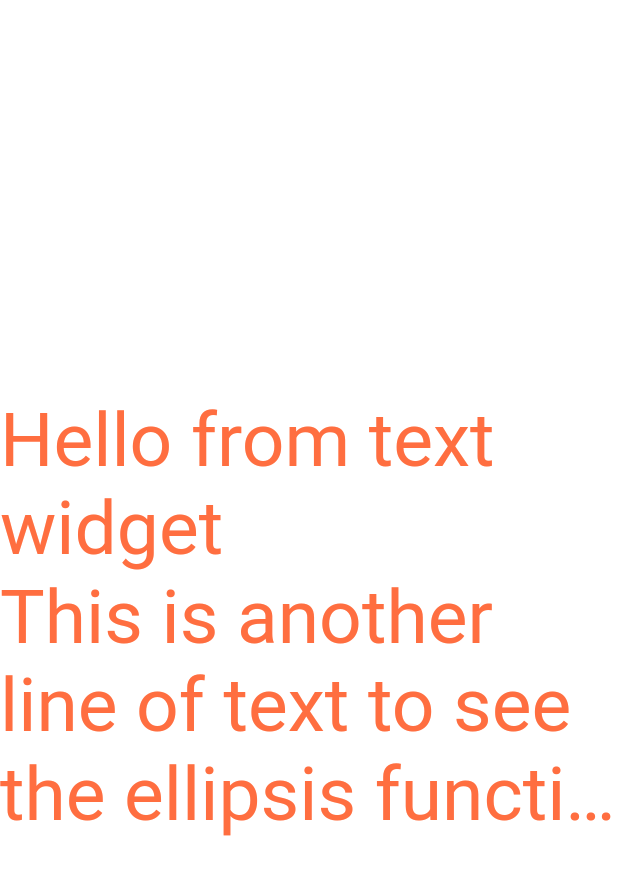
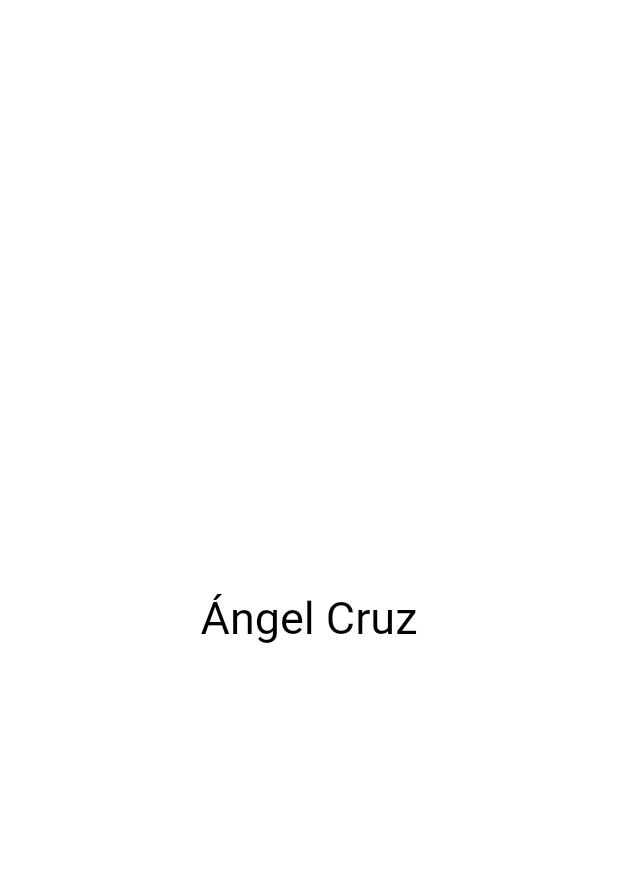
Before and after one commit to AngelCruzL/flutter-widgets, a Flutter app: the screen it shows after launch, on a phone screen of 412 x 824 dp. Shown: the top 875 px of the screen. Run offline on Flutter 3.47's test engine with Material 2 defaults, Android fonts, the phone set to English and light mode, and no system bars.

Commit message:
Add container widget example

```diff
--- a/lib/main.dart
+++ b/lib/main.dart
@@ -1,6 +1,7 @@
 import 'package:flutter/material.dart';
 
-import 'widgets/text.dart';
+// import 'widgets/text.dart';
+import 'widgets/container.dart';
 
 void main() {
   runApp(const MyApp());
@@ -12,8 +13,6 @@ class MyApp extends StatelessWidget {
   // This widget is the root of your application.
   @override
   Widget build(BuildContext context) {
-    return const MaterialApp(
-        home: MyText()
-    );
+    return const MaterialApp(home: MyContainer());
   }
 }
--- /dev/null
+++ b/lib/widgets/container.dart
@@ -0,0 +1,24 @@
+import 'package:flutter/material.dart';
+
+class MyContainer extends StatelessWidget {
+  const MyContainer({super.key});
+
+  @override
+  Widget build(BuildContext context) {
+    return DefaultTextStyle(
+      style: const TextStyle(),
+      child: Center(
+        child: Container(
+          width: 200,
+          height: 200,
+          color: Colors.white,
+          alignment: Alignment.center,
+          child: const Text(
+            'Ángel Cruz',
+            style: TextStyle(color: Colors.black, fontSize: 30),
+          ),
+        ),
+      ),
+    );
+  }
+}
```
